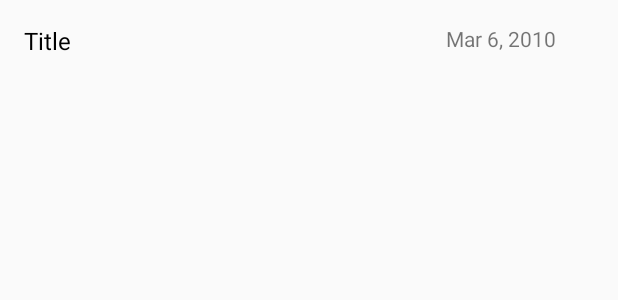
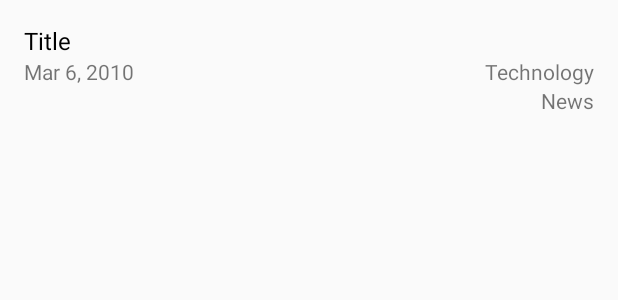
Before and after one commit to AnetaBiederman/SmartPhoneNewsapp, an Android app: the layout smart_phone_item.xml on its own in the app's theme, with its tools: preview values and no code run, on a phone screen of 412 x 824 dp. Shown: the top 300 px of the screen. Run offline under Robolectric (Android 15) with nearby library versions, the phone set to English and light mode, and no system bars.

Commit message:
add loader, new sections

```diff
--- a/app/src/main/res/layout/smart_phone_item.xml
+++ b/app/src/main/res/layout/smart_phone_item.xml
@@ -1,5 +1,5 @@
 <?xml version="1.0" encoding="utf-8"?>
-<LinearLayout xmlns:android="http://schemas.android.com/apk/res/android"
+<RelativeLayout xmlns:android="http://schemas.android.com/apk/res/android"
     xmlns:tools="http://schemas.android.com/tools"
     android:layout_width="match_parent"
     android:layout_height="wrap_content"
@@ -13,15 +13,30 @@
             android:layout_gravity="left"
             android:textColor="@android:color/black"
             android:textSize="16dp"
-            android:layout_weight="1"
             tools:text="Title" />
 
         <TextView
             android:id="@+id/date"
             android:layout_width="wrap_content"
             android:layout_height="wrap_content"
-            android:layout_gravity="right"
-            android:layout_weight="0.1"
+            android:layout_below="@id/title_text_view"
             tools:text="Mar 6, 2010" />
 
-</LinearLayout>
+        <TextView
+            android:id="@+id/article_section"
+            android:layout_width="wrap_content"
+            android:layout_height="wrap_content"
+            android:layout_below="@id/title_text_view"
+            android:layout_alignParentRight="true"
+            tools:text="Technology" />
+
+        <TextView
+            android:id="@+id/article_topic"
+            android:layout_width="wrap_content"
+            android:layout_height="wrap_content"
+            android:layout_below="@id/article_section"
+            android:layout_alignParentRight="true"
+            android:layout_gravity="right"
+            tools:text="News" />
+
+</RelativeLayout>
--- a/app/src/main/res/values/strings.xml
+++ b/app/src/main/res/values/strings.xml
@@ -1,3 +1,5 @@
 <resources>
     <string name="app_name">SmartPhone News app</string>
+    <string name="empty_state">No news founds.</string>
+    <string name="no_internet">No internet found.</string>
 </resources>
```
Also changed, not shown: app/src/main/java/com/example/android/smartphonenewsapp/ItemNews.java (+20 -5 lines), app/src/main/java/com/example/android/smartphonenewsapp/NewsAdapter.java (+12 -2 lines), app/src/main/java/com/example/android/smartphonenewsapp/NewsLoader.java (added, +42 -0 lines), app/src/main/java/com/example/android/smartphonenewsapp/QueryUtils.java (+65 -34 lines), app/src/main/java/com/example/android/smartphonenewsapp/SmartPhoneNewsActivity.java (+64 -56 lines), app/src/main/res/layout/activity_smart_phone_news.xml (+15 -3 lines).
